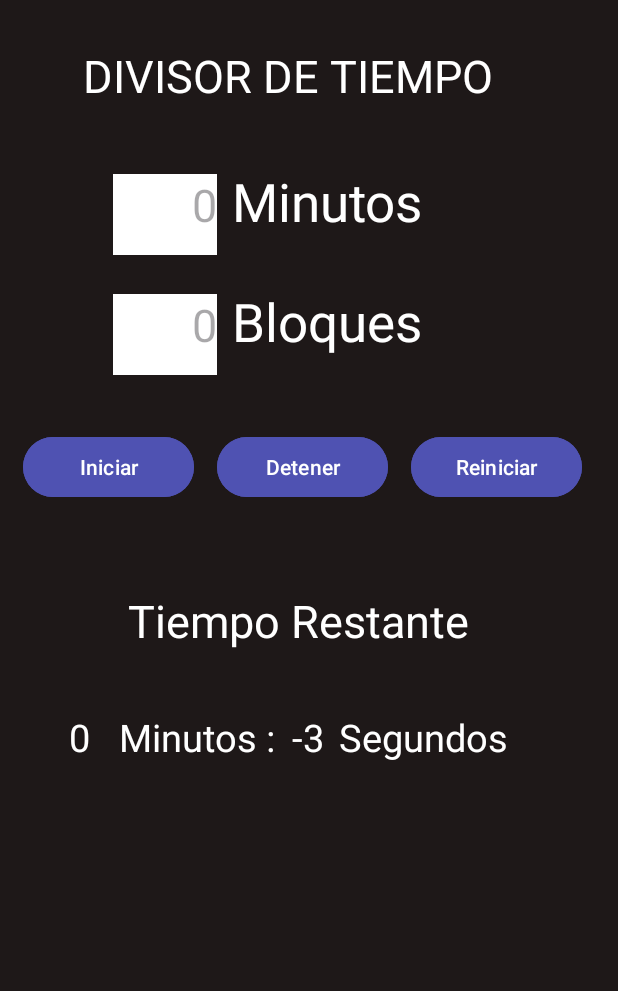
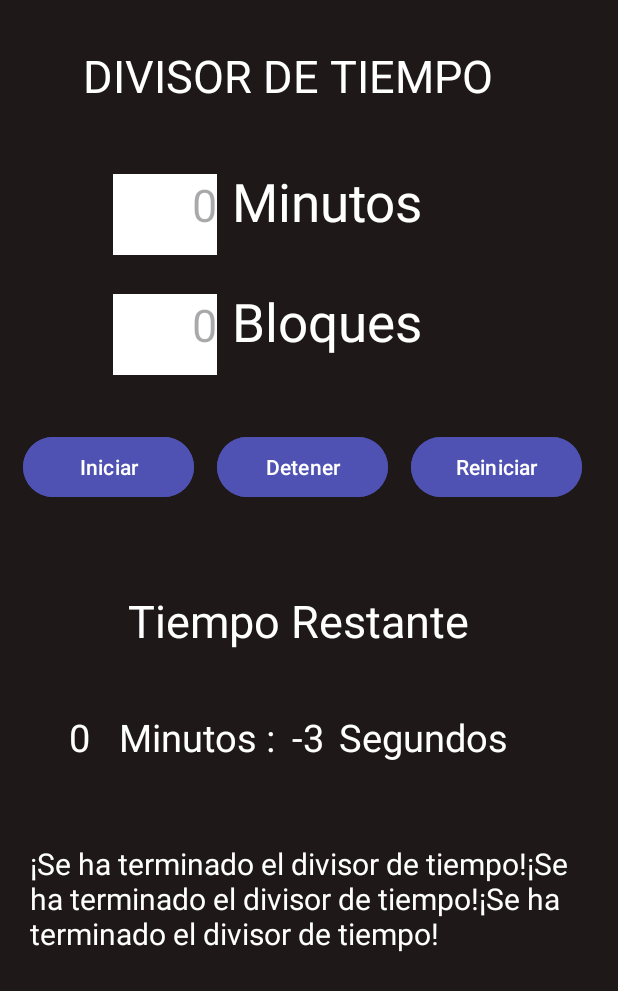
Before and after one commit to aledelorbe/Divisor-de-Tiempo, an Android app: the screen it shows after launch (MainActivity), after a tap on "Iniciar", on a phone screen of 412 x 824 dp. Shown: the top 991 px of the screen. Run offline under Robolectric (Android 15) with nearby library versions, the phone set to English and light mode, and no system bars; 3 statements that could not run were skipped.

Commit message:
se precisaron mas errores en los if del timer y se agrego msg de fin de divisor y msg en otro inicio de divisor

```diff
--- a/app/src/main/java/com/example/divisortiempo/MainActivity.java
+++ b/app/src/main/java/com/example/divisortiempo/MainActivity.java
@@ -9,6 +9,7 @@ import android.view.View;
 import android.widget.Button;
 import android.widget.EditText;
 import android.widget.TextView;
+import android.widget.Toast;
 
 import java.util.Timer;
 import java.util.TimerTask;
@@ -67,7 +68,7 @@ public class MainActivity extends AppCompatActivity implements View.OnClickListe
     // Cada que pase un segundo, imprimira el nuevo segundo restante.
     public void temporizadorSegundos(){
         if(isTimerRunning1)
-            timer1.cancel();
+            Toast.makeText(getApplicationContext(), "Ya ha un divisor de tiempo programado. Reinicie la app si desea programar otro.", Toast.LENGTH_LONG).show();
         else {
             timer1 = new Timer();
             timer1.schedule(new TimerTask() {
@@ -83,6 +84,11 @@ public class MainActivity extends AppCompatActivity implements View.OnClickListe
                             if ( intervaloMin == 0 && intervaloSeg == 0)
                             {
                                 txtBloques.append("¡El bloque de tiempo " + (contadorBloques) + " ha terminado!\n");
+                            }
+
+                            if ( contadorBloques == bloques )
+                            {
+                                txtBloques.append("¡Se ha terminado el divisor de tiempo!");
                             }
                         }
                     });
@@ -101,12 +107,7 @@ public class MainActivity extends AppCompatActivity implements View.OnClickListe
                     {
                         reproducirAlarma();
                         intervaloSeg = intervaloSegOrigi;
-                    }
-
-                    if( intervaloMin == -1 )
-                    {
                         intervaloMin = intervaloMinOrigi;
-
                     }
                 }
             }, 0, 1000);
```
